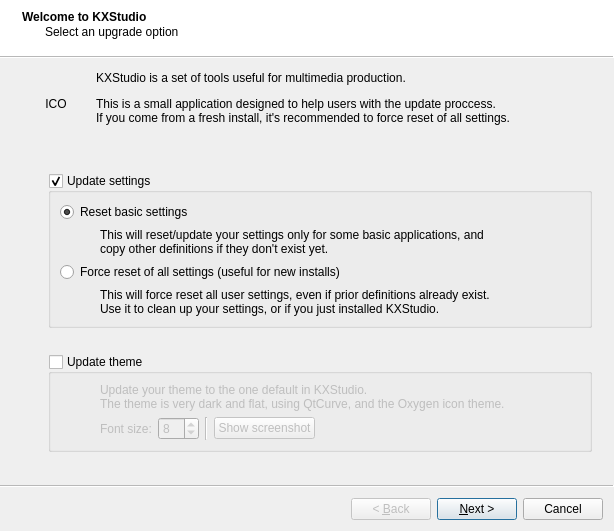
Old version of the form welcome/welcome.ui in the repository KXStudio/KXStudio.
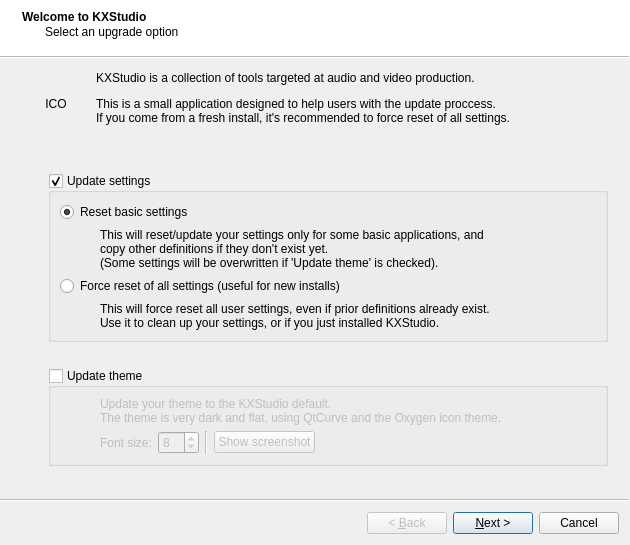
New version of the form.

Commit message: Welcome: Finalize code

Patch:
```diff
--- a/welcome/welcome.ui
+++ b/welcome/welcome.ui
@@ -6,7 +6,7 @@
    <rect>
     <x>0</x>
     <y>0</y>
-    <width>608</width>
+    <width>630</width>
     <height>502</height>
    </rect>
   </property>
@@ -57,7 +57,7 @@
       <item>
        <widget class="QLabel" name="label_2">
         <property name="text">
-         <string>&lt;p&gt;KXStudio is a set of tools useful for multimedia production.
+         <string>&lt;p&gt;KXStudio is a collection of tools targeted at audio and video production.
 &lt;/p&gt;&lt;p&gt;This is a small application designed to help users with the update proccess.&lt;br&gt;If you come from a fresh install, it's recommended to force reset of all settings.
 &lt;/p&gt;</string>
         </property>
@@ -153,7 +153,8 @@
           <widget class="QLabel" name="label_3">
            <property name="text">
             <string>This will reset/update your settings only for some basic applications, and 
-copy other definitions if they don't exist yet.</string>
+copy other definitions if they don't exist yet.
+(Some settings will be overwritten if 'Update theme' is checked).</string>
            </property>
           </widget>
          </item>
@@ -266,8 +267,8 @@
        <item row="0" column="1">
         <widget class="QLabel" name="label_10">
          <property name="text">
-          <string>Update your theme to the one default in KXStudio.
-The theme is very dark and flat, using QtCurve, and the Oxygen icon theme.</string>
+          <string>Update your theme to the KXStudio default.
+The theme is very dark and flat, using QtCurve and the Oxygen icon theme.</string>
          </property>
         </widget>
        </item>
```
Left out of the diff: 2 changed lines with no effect on the pictures. The commit also changes 2 other files.
